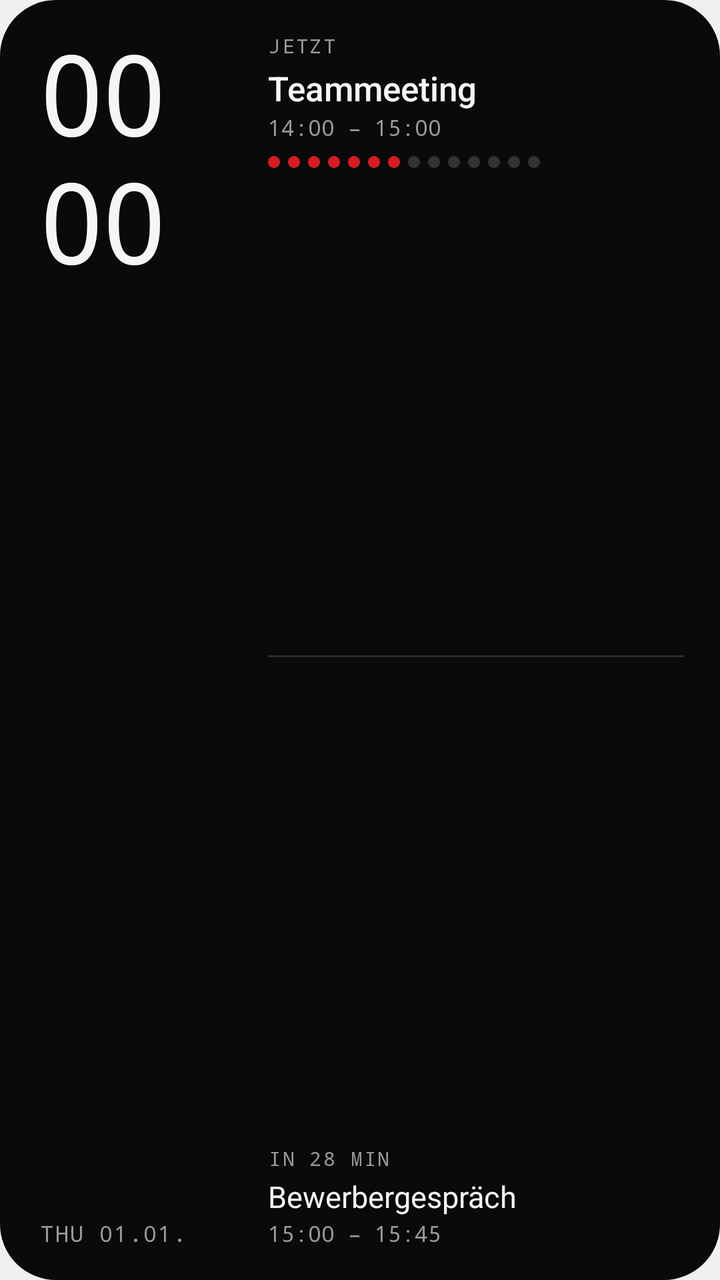
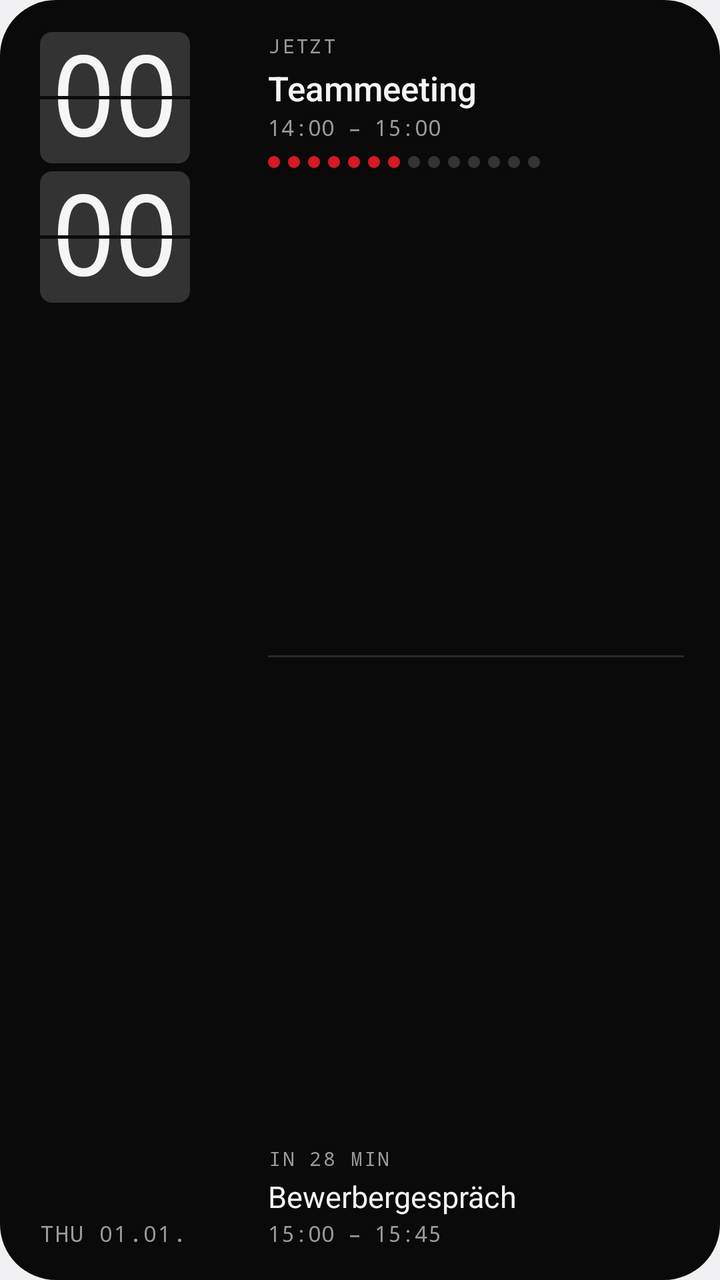

The first picture is an Android layout as it rendered before a commit; the second is the same layout after the commit. The layout source and the unified diff follow.
<!-- AndroidManifest.xml: application theme android:Theme.DeviceDefault.DayNight -->
<!-- res/layout/widget_now_next.xml -->
<?xml version="1.0" encoding="utf-8"?>
<FrameLayout xmlns:android="http://schemas.android.com/apk/res/android"
    android:id="@android:id/background"
    android:layout_width="match_parent"
    android:layout_height="match_parent">

    <ImageView
        android:id="@+id/bg_fill"
        android:layout_width="match_parent"
        android:layout_height="match_parent"
        android:importantForAccessibility="no"
        android:scaleType="fitXY"
        android:src="@drawable/widget_shape"
        android:tint="@color/mono_bg_solid" />

    <ImageView
        android:id="@+id/bg_stroke"
        android:layout_width="match_parent"
        android:layout_height="match_parent"
        android:importantForAccessibility="no"
        android:scaleType="fitXY"
        android:src="@drawable/widget_stroke"
        android:visibility="gone" />

    <LinearLayout
        android:layout_width="match_parent"
        android:layout_height="match_parent"
        android:orientation="horizontal"
        android:paddingStart="20dp"
        android:paddingTop="16dp"
        android:paddingEnd="18dp"
        android:paddingBottom="16dp">

        
        <LinearLayout
            android:layout_width="wrap_content"
            android:layout_height="match_parent"
            android:minWidth="96dp"
            android:orientation="vertical">

            
            <LinearLayout
                android:layout_width="wrap_content"
                android:layout_height="wrap_content"
                android:gravity="end"
                android:orientation="vertical">

                <TextClock
                    android:id="@+id/clock_hour"
                    android:layout_width="wrap_content"
                    android:layout_height="wrap_content"
                    android:fontFamily="monospace"
                    android:fontFeatureSettings="tnum"
                    android:format12Hour="HH"
                    android:format24Hour="HH"
                    android:includeFontPadding="false"
                    android:letterSpacing="-0.04"
                    android:textColor="@color/mono_text"
                    android:textSize="56sp" />

                <TextClock
                    android:id="@+id/clock_minute"
                    android:layout_width="wrap_content"
                    android:layout_height="wrap_content"
                    android:layout_marginTop="-2dp"
                    android:fontFamily="monospace"
                    android:fontFeatureSettings="tnum"
                    android:format12Hour="mm"
                    android:format24Hour="mm"
                    android:includeFontPadding="false"
                    android:letterSpacing="-0.04"
                    android:textColor="@color/mono_text"
                    android:textSize="56sp" />
            </LinearLayout>

            <FrameLayout
                android:layout_width="match_parent"
                android:layout_height="0dp"
                android:layout_weight="1" />

            <TextClock
                android:id="@+id/date"
                android:layout_width="wrap_content"
                android:layout_height="wrap_content"
                android:fontFamily="monospace"
                android:format12Hour="EEE dd.MM."
                android:format24Hour="EEE dd.MM."
                android:letterSpacing="0.06"
                android:textAllCaps="true"
                android:textColor="@color/mono_muted_solid"
                android:textSize="11sp" />
        </LinearLayout>

        
        <LinearLayout
            android:layout_width="0dp"
            android:layout_height="match_parent"
            android:layout_marginStart="18dp"
            android:layout_weight="1"
            android:orientation="vertical">

            
            <LinearLayout
                android:id="@+id/allday_row"
                android:layout_width="match_parent"
                android:layout_height="wrap_content"
                android:layout_marginBottom="6dp"
                android:gravity="center_vertical"
                android:orientation="horizontal"
                android:visibility="gone">

                <ImageView
                    android:id="@+id/allday_ring"
                    android:layout_width="7dp"
                    android:layout_height="7dp"
                    android:importantForAccessibility="no"
                    android:src="@drawable/ring"
                    android:tint="@color/mono_muted_solid" />

                <TextView
                    android:id="@+id/allday_title"
                    android:layout_width="0dp"
                    android:layout_height="wrap_content"
                    android:layout_marginStart="7dp"
                    android:layout_weight="1"
                    android:ellipsize="end"
                    android:maxLines="1"
                    android:text="Urlaub"
                    android:textColor="@color/mono_text"
                    android:textSize="13sp" />

                <TextView
                    android:id="@+id/allday_count"
                    android:layout_width="wrap_content"
                    android:layout_height="wrap_content"
                    android:layout_marginStart="6dp"
                    android:fontFamily="monospace"
                    android:maxLines="1"
                    android:text="+1"
                    android:textColor="@color/mono_muted_solid"
                    android:textSize="10sp"
                    android:visibility="gone" />
            </LinearLayout>

            <LinearLayout
                android:id="@+id/now_block"
                android:layout_width="match_parent"
                android:layout_height="wrap_content"
                android:orientation="vertical">

                <TextView
                    android:id="@+id/now_label"
                    android:layout_width="wrap_content"
                    android:layout_height="wrap_content"
                    android:fontFamily="monospace"
                    android:letterSpacing="0.08"
                    android:maxLines="1"
                    android:text="JETZT"
                    android:textColor="@color/mono_muted_solid"
                    android:textSize="10sp" />

                <TextView
                    android:id="@+id/now_title"
                    android:layout_width="match_parent"
                    android:layout_height="wrap_content"
                    android:layout_marginTop="3dp"
                    android:ellipsize="end"
                    android:fontFamily="sans-serif-medium"
                    android:maxLines="1"
                    android:text="Teammeeting"
                    android:textColor="@color/mono_text"
                    android:textSize="17sp" />

                <TextView
                    android:id="@+id/now_time"
                    android:layout_width="wrap_content"
                    android:layout_height="wrap_content"
                    android:layout_marginTop="1dp"
                    android:fontFamily="monospace"
                    android:maxLines="1"
                    android:text="14:00 – 15:00"
                    android:textColor="@color/mono_muted_solid"
                    android:textSize="11sp" />

                <LinearLayout
                    android:id="@+id/dots"
                    android:layout_width="wrap_content"
                    android:layout_height="wrap_content"
                    android:layout_marginTop="7dp"
                    android:orientation="horizontal">
                <ImageView
                    android:id="@+id/dot_0"
                    android:layout_width="6dp"
                    android:layout_height="6dp"
                    android:layout_marginEnd="4dp"
                    android:importantForAccessibility="no"
                    android:src="@drawable/dot"
                    android:tint="@color/mono_accent" />
                <ImageView
                    android:id="@+id/dot_1"
                    android:layout_width="6dp"
                    android:layout_height="6dp"
                    android:layout_marginEnd="4dp"
                    android:importantForAccessibility="no"
                    android:src="@drawable/dot"
                    android:tint="@color/mono_accent" />
                <ImageView
                    android:id="@+id/dot_2"
                    android:layout_width="6dp"
                    android:layout_height="6dp"
                    android:layout_marginEnd="4dp"
                    android:importantForAccessibility="no"
                    android:src="@drawable/dot"
                    android:tint="@color/mono_accent" />
                <ImageView
                    android:id="@+id/dot_3"
                    android:layout_width="6dp"
                    android:layout_height="6dp"
                    android:layout_marginEnd="4dp"
                    android:importantForAccessibility="no"
                    android:src="@drawable/dot"
                    android:tint="@color/mono_accent" />
                <ImageView
                    android:id="@+id/dot_4"
                    android:layout_width="6dp"
                    android:layout_height="6dp"
                    android:layout_marginEnd="4dp"
                    android:importantForAccessibility="no"
                    android:src="@drawable/dot"
                    android:tint="@color/mono_accent" />
                <ImageView
                    android:id="@+id/dot_5"
                    android:layout_width="6dp"
                    android:layout_height="6dp"
                    android:layout_marginEnd="4dp"
                    android:importantForAccessibility="no"
                    android:src="@drawable/dot"
                    android:tint="@color/mono_accent" />
                <ImageView
                    android:id="@+id/dot_6"
                    android:layout_width="6dp"
                    android:layout_height="6dp"
                    android:layout_marginEnd="4dp"
                    android:importantForAccessibility="no"
                    android:src="@drawable/dot"
                    android:tint="@color/mono_accent" />
                <ImageView
                    android:id="@+id/dot_7"
                    android:layout_width="6dp"
                    android:layout_height="6dp"
                    android:layout_marginEnd="4dp"
                    android:importantForAccessibility="no"
                    android:src="@drawable/dot"
                    android:tint="@color/mono_dot_off_solid" />
                <ImageView
                    android:id="@+id/dot_8"
                    android:layout_width="6dp"
                    android:layout_height="6dp"
                    android:layout_marginEnd="4dp"
                    android:importantForAccessibility="no"
                    android:src="@drawable/dot"
                    android:tint="@color/mono_dot_off_solid" />
                <ImageView
                    android:id="@+id/dot_9"
                    android:layout_width="6dp"
                    android:layout_height="6dp"
                    android:layout_marginEnd="4dp"
                    android:importantForAccessibility="no"
                    android:src="@drawable/dot"
                    android:tint="@color/mono_dot_off_solid" />
                <ImageView
                    android:id="@+id/dot_10"
                    android:layout_width="6dp"
                    android:layout_height="6dp"
                    android:layout_marginEnd="4dp"
                    android:importantForAccessibility="no"
                    android:src="@drawable/dot"
                    android:tint="@color/mono_dot_off_solid" />
                <ImageView
                    android:id="@+id/dot_11"
                    android:layout_width="6dp"
                    android:layout_height="6dp"
                    android:layout_marginEnd="4dp"
                    android:importantForAccessibility="no"
                    android:src="@drawable/dot"
                    android:tint="@color/mono_dot_off_solid" />
                <ImageView
                    android:id="@+id/dot_12"
                    android:layout_width="6dp"
                    android:layout_height="6dp"
                    android:layout_marginEnd="4dp"
                    android:importantForAccessibility="no"
                    android:src="@drawable/dot"
                    android:tint="@color/mono_dot_off_solid" />
                <ImageView
                    android:id="@+id/dot_13"
                    android:layout_width="6dp"
                    android:layout_height="6dp"
                    android:importantForAccessibility="no"
                    android:src="@drawable/dot"
                    android:tint="@color/mono_dot_off_solid" />
                </LinearLayout>
            </LinearLayout>

            <FrameLayout
                android:layout_width="match_parent"
                android:layout_height="0dp"
                android:layout_weight="1" />

            <ImageView
                android:id="@+id/divider"
                android:layout_width="match_parent"
                android:layout_height="1dp"
                android:importantForAccessibility="no"
                android:scaleType="fitXY"
                android:src="@drawable/line"
                android:tint="@color/mono_line_solid" />

            <FrameLayout
                android:layout_width="match_parent"
                android:layout_height="0dp"
                android:layout_weight="1" />

            <LinearLayout
                android:id="@+id/next_block"
                android:layout_width="match_parent"
                android:layout_height="wrap_content"
                android:orientation="vertical">

                <TextView
                    android:id="@+id/next_label"
                    android:layout_width="match_parent"
                    android:layout_height="wrap_content"
                    android:ellipsize="end"
                    android:fontFamily="monospace"
                    android:letterSpacing="0.08"
                    android:maxLines="1"
                    android:text="IN 28 MIN"
                    android:textColor="@color/mono_muted_solid"
                    android:textSize="10sp" />

                <TextView
                    android:id="@+id/next_title"
                    android:layout_width="match_parent"
                    android:layout_height="wrap_content"
                    android:layout_marginTop="2dp"
                    android:ellipsize="end"
                    android:maxLines="1"
                    android:text="Bewerbergespräch"
                    android:textColor="@color/mono_text"
                    android:textSize="15sp" />

                <TextView
                    android:id="@+id/next_time"
                    android:layout_width="match_parent"
                    android:layout_height="wrap_content"
                    android:layout_marginTop="1dp"
                    android:ellipsize="end"
                    android:fontFamily="monospace"
                    android:maxLines="1"
                    android:text="15:00 – 15:45"
                    android:textColor="@color/mono_muted_solid"
                    android:textSize="11sp" />
            </LinearLayout>
        </LinearLayout>
    </LinearLayout>
</FrameLayout>
<!-- resources referenced by this layout -->
<resources>
  <color name="mono_accent">#FFD71921</color>
  <color name="mono_bg_solid">#FF0A0A0A</color>
  <color name="mono_dot_off_solid">#FF333333</color>
  <color name="mono_line_solid">#FF2A2A2A</color>
  <color name="mono_muted_solid">#FF9A9A9A</color>
  <color name="mono_text">#FFF5F5F5</color>
  <!-- drawable dot (drawable) -->
  <?xml version="1.0" encoding="utf-8"?>
  <shape xmlns:android="http://schemas.android.com/apk/res/android"
      android:shape="oval">
      <solid android:color="#FFFFFFFF" />
      <size
          android:width="6dp"
          android:height="6dp" />
  </shape>
  <!-- drawable line (drawable) -->
  <?xml version="1.0" encoding="utf-8"?>
  <shape xmlns:android="http://schemas.android.com/apk/res/android"
      android:shape="rectangle">
      <solid android:color="#FFFFFFFF" />
  </shape>
  <!-- drawable ring (drawable) -->
  <?xml version="1.0" encoding="utf-8"?>
  <shape xmlns:android="http://schemas.android.com/apk/res/android"
      android:shape="oval">
      <solid android:color="#00000000" />
      <stroke
          android:width="1.5dp"
          android:color="#FFFFFFFF" />
      <size
          android:width="7dp"
          android:height="7dp" />
  </shape>
  <!-- drawable widget_shape (drawable) -->
  <?xml version="1.0" encoding="utf-8"?>
  <shape xmlns:android="http://schemas.android.com/apk/res/android"
      android:shape="rectangle">
      <solid android:color="#FFFFFFFF" />
      <corners android:radius="@android:dimen/system_app_widget_background_radius" />
  </shape>
  <!-- drawable widget_stroke (drawable) -->
  <?xml version="1.0" encoding="utf-8"?>
  <shape xmlns:android="http://schemas.android.com/apk/res/android"
      android:shape="rectangle">
      <solid android:color="#00000000" />
      <stroke
          android:width="1dp"
          android:color="#29FFFFFF" />
      <corners android:radius="@android:dimen/system_app_widget_background_radius" />
  </shape>
</resources>

<!-- the commit's change to res/layout/widget_now_next.xml (unified diff, before → after) -->
@@ -45,32 +45,86 @@
                 android:gravity="end"
                 android:orientation="vertical">
 
-                <TextClock
-                    android:id="@+id/clock_hour"
-                    android:layout_width="wrap_content"
-                    android:layout_height="wrap_content"
-                    android:fontFamily="monospace"
-                    android:fontFeatureSettings="tnum"
-                    android:format12Hour="HH"
-                    android:format24Hour="HH"
-                    android:includeFontPadding="false"
-                    android:letterSpacing="-0.04"
-                    android:textColor="@color/mono_text"
-                    android:textSize="56sp" />
-
-                <TextClock
-                    android:id="@+id/clock_minute"
-                    android:layout_width="wrap_content"
-                    android:layout_height="wrap_content"
-                    android:layout_marginTop="-2dp"
-                    android:fontFamily="monospace"
-                    android:fontFeatureSettings="tnum"
-                    android:format12Hour="mm"
-                    android:format24Hour="mm"
-                    android:includeFontPadding="false"
-                    android:letterSpacing="-0.04"
-                    android:textColor="@color/mono_text"
-                    android:textSize="56sp" />
+                <FrameLayout
+                    android:layout_width="wrap_content"
+                    android:layout_height="wrap_content">
+
+                    <ImageView
+                        android:id="@+id/clock_hour_tile"
+                        android:layout_width="match_parent"
+                        android:layout_height="match_parent"
+                        android:importantForAccessibility="no"
+                        android:scaleType="fitXY"
+                        android:src="@drawable/flap_tile"
+                        android:tint="@color/mono_dot_off_solid" />
+
+                    <TextClock
+                        android:id="@+id/clock_hour"
+                        android:layout_width="wrap_content"
+                        android:layout_height="wrap_content"
+                        android:fontFamily="monospace"
+                        android:fontFeatureSettings="tnum"
+                        android:format12Hour="HH"
+                        android:format24Hour="HH"
+                        android:includeFontPadding="false"
+                        android:letterSpacing="-0.04"
+                        android:paddingStart="6dp"
+                        android:paddingEnd="6dp"
+                        android:textColor="@color/mono_text"
+                        android:textSize="56sp" />
+
+                    
+                    <ImageView
+                        android:id="@+id/clock_hour_split"
+                        android:layout_width="match_parent"
+                        android:layout_height="1.5dp"
+                        android:layout_gravity="center_vertical"
+                        android:importantForAccessibility="no"
+                        android:scaleType="fitXY"
+                        android:src="@drawable/line"
+                        android:tint="@color/mono_bg_solid" />
+                </FrameLayout>
+
+                <FrameLayout
+                    android:layout_width="wrap_content"
+                    android:layout_height="wrap_content"
+                    android:layout_marginTop="4dp">
+
+                    <ImageView
+                        android:id="@+id/clock_minute_tile"
+                        android:layout_width="match_parent"
+                        android:layout_height="match_parent"
+                        android:importantForAccessibility="no"
+                        android:scaleType="fitXY"
+                        android:src="@drawable/flap_tile"
+                        android:tint="@color/mono_dot_off_solid" />
+
+                    <TextClock
+                        android:id="@+id/clock_minute"
+                        android:layout_width="wrap_content"
+                        android:layout_height="wrap_content"
+                        android:fontFamily="monospace"
+                        android:fontFeatureSettings="tnum"
+                        android:format12Hour="mm"
+                        android:format24Hour="mm"
+                        android:includeFontPadding="false"
+                        android:letterSpacing="-0.04"
+                        android:paddingStart="6dp"
+                        android:paddingEnd="6dp"
+                        android:textColor="@color/mono_text"
+                        android:textSize="56sp" />
+
+                    
+                    <ImageView
+                        android:id="@+id/clock_minute_split"
+                        android:layout_width="match_parent"
+                        android:layout_height="1.5dp"
+                        android:layout_gravity="center_vertical"
+                        android:importantForAccessibility="no"
+                        android:scaleType="fitXY"
+                        android:src="@drawable/line"
+                        android:tint="@color/mono_bg_solid" />
+                </FrameLayout>
             </LinearLayout>
 
             <FrameLayout
<!-- resource entries referenced after the edit -->
@@ -14,6 +14,13 @@
       <size
           android:width="6dp"
           android:height="6dp" />
+  </shape>
+  <!-- drawable flap_tile (drawable) -->
+  <?xml version="1.0" encoding="utf-8"?>
+  <shape xmlns:android="http://schemas.android.com/apk/res/android"
+      android:shape="rectangle">
+      <solid android:color="#FFFFFFFF" />
+      <corners android:radius="6dp" />
   </shape>
   <!-- drawable line (drawable) -->
   <?xml version="1.0" encoding="utf-8"?>
